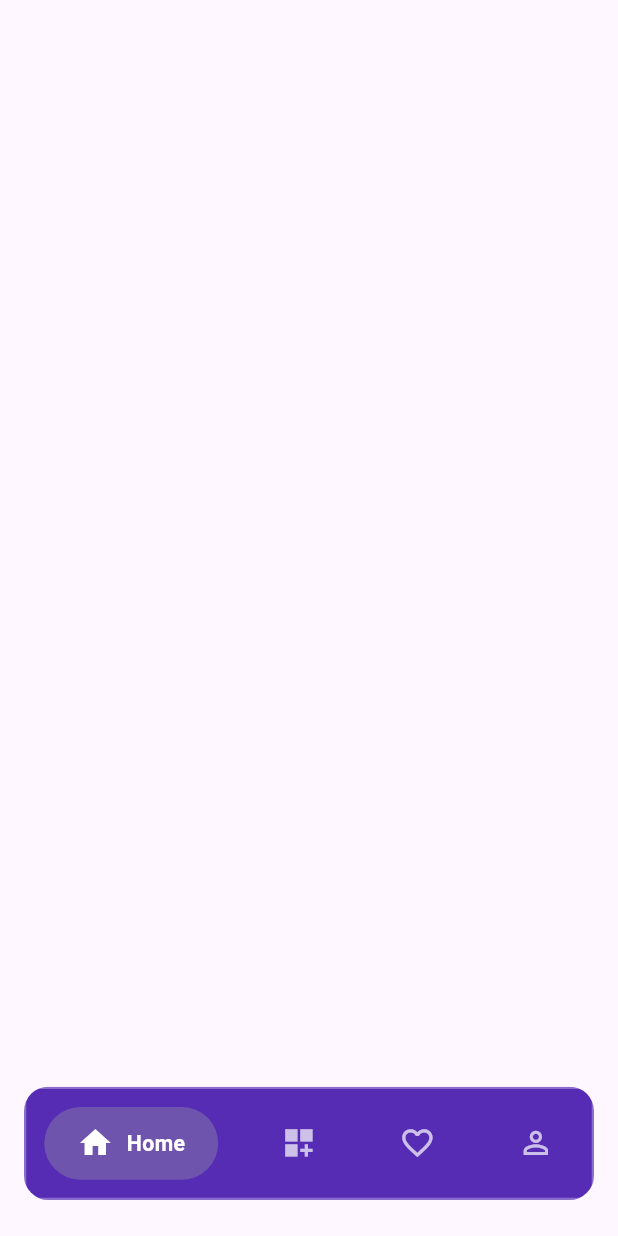
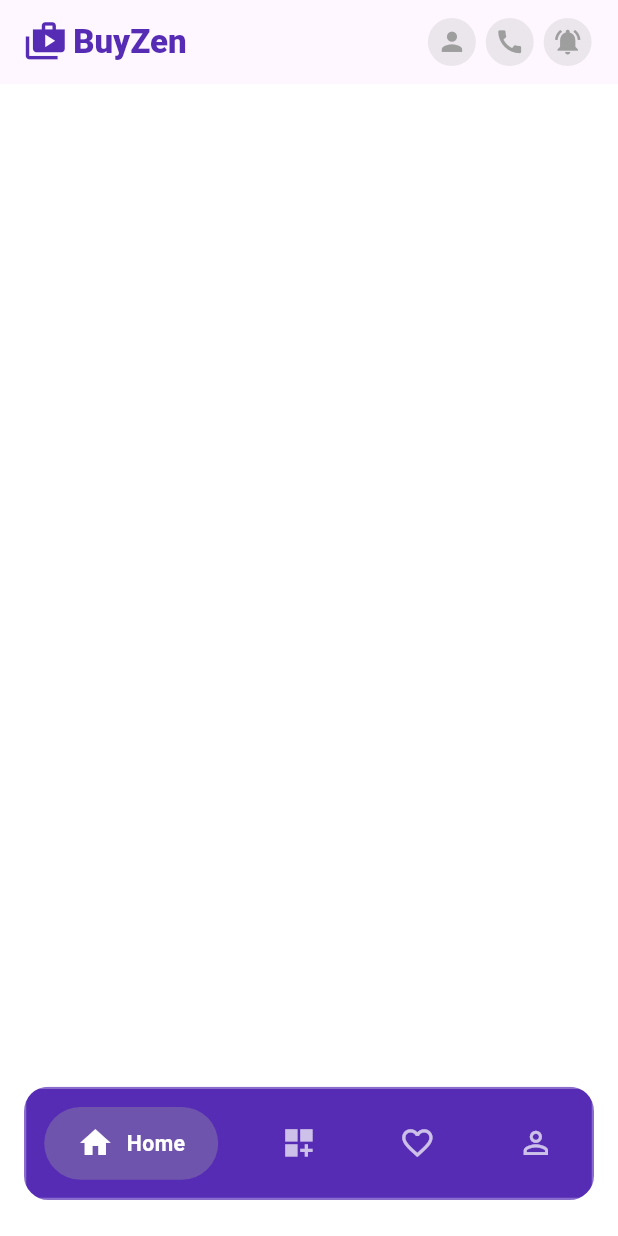
Before and after one commit to majidbhuiyan20/Buyzen, a Flutter app: the screen it shows after launch, on a phone screen of 412 x 824 dp. Run offline on Flutter 3.47's test engine with Material 3 defaults, Android fonts, the phone set to English and light mode, and no system bars; our stand-ins replace flutter_riverpod, flutter_screenutil.

Commit message:
feat(ui):create custom app bar

```diff
--- /dev/null
+++ b/lib/app/app_text_style.dart
@@ -0,0 +1,3 @@
+class AppTextStyle {
+
+}
--- a/lib/features/home/view/screens/home_screen.dart
+++ b/lib/features/home/view/screens/home_screen.dart
@@ -1,4 +1,8 @@
 import 'package:flutter/material.dart';
+import 'package:flutter_screenutil/flutter_screenutil.dart';
+
+import '../../../../app/app_colors.dart';
+import '../widgets/circle_icon_button.dart';
 
 class HomeScreen extends StatefulWidget {
   const HomeScreen({super.key});
@@ -10,6 +14,34 @@ class HomeScreen extends StatefulWidget {
 class _HomeScreenState extends State<HomeScreen> {
   @override
   Widget build(BuildContext context) {
-    return Scaffold();
+    return Scaffold(
+      backgroundColor: Colors.white,
+      appBar: _buildAppBar(),
+    );
+  }
+
+
+  //Cretae custom AppBar
+  AppBar _buildAppBar() {
+    return AppBar(
+      title: Row(
+        children: [
+          Icon(Icons.shop_2,color: AppColors.themeColor,size: 28.sp,),
+          SizedBox(width: 4.w,),
+          Text("BuyZen", style: TextStyle(
+            fontWeight: .w800,
+            color: AppColors.themeColor,
+          ),),
+        ],
+      ),
+      actions: [
+        CircleIconButton(icon: Icons.person, onTap: () {  },),
+        SizedBox(width: 6.w,),
+        CircleIconButton(icon: Icons.call, onTap: () {  },),
+        SizedBox(width: 6.w,),
+        CircleIconButton(icon: Icons.notifications_active, onTap: () {  },),
+        SizedBox(width: 16.w,),
+      ],
+    );
   }
 }
--- /dev/null
+++ b/lib/features/home/view/widgets/circle_icon_button.dart
@@ -0,0 +1,22 @@
+import 'package:flutter/material.dart';
+import 'package:flutter_screenutil/flutter_screenutil.dart';
+class CircleIconButton extends StatelessWidget {
+  const CircleIconButton({
+    super.key, required this.icon, required this.onTap,
+  });
+
+  final IconData icon;
+  final VoidCallback onTap;
+
+  @override
+  Widget build(BuildContext context) {
+    return GestureDetector(
+      onTap:onTap,
+      child: CircleAvatar(
+        radius: 16,
+        backgroundColor: Colors.grey.withAlpha(50),
+        child: Icon(icon, color: Colors.grey,size: 20.sp,),
+      ),
+    );
+  }
+}
```
